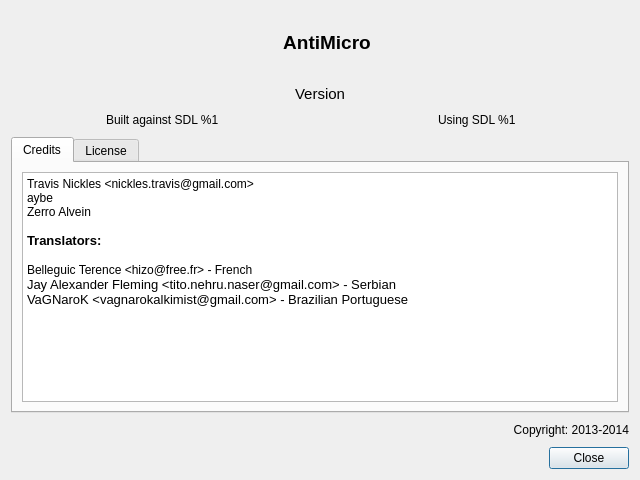
AntiMicroX/antimicrox, file src/aboutdialog.ui: the form before one commit.
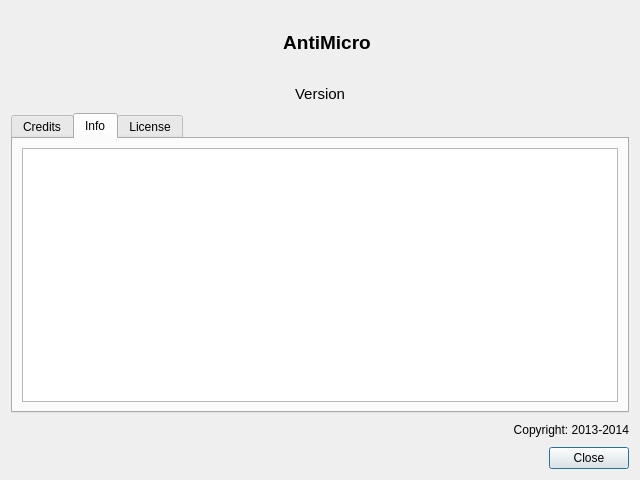
The form after the commit. The open tabs and pages were chosen to show the change. Icons and pictures are not drawn.

Commit message: Updated about dialog to credit Jeff Backus. Added extra info. Tweaked spring mouse mode.

```diff
--- a/src/aboutdialog.ui
+++ b/src/aboutdialog.ui
@@ -108,24 +108,6 @@
      </property>
     </widget>
    </item>
-   <item>
-    <layout class="QHBoxLayout" name="horizontalLayout_3">
-     <item alignment="Qt::AlignHCenter">
-      <widget class="QLabel" name="sdlCompiledVersionLabel">
-       <property name="text">
-        <string>Built against SDL %1</string>
-       </property>
-      </widget>
-     </item>
-     <item alignment="Qt::AlignHCenter">
-      <widget class="QLabel" name="sdlLinkedVersionLabel">
-       <property name="text">
-        <string>Using SDL %1</string>
-       </property>
-      </widget>
-     </item>
-    </layout>
-   </item>
    <item>
     <widget class="QTabWidget" name="tabWidget">
      <property name="currentIndex">
@@ -153,8 +135,12 @@
 p, li { white-space: pre-wrap; }
 &lt;/style&gt;&lt;/head&gt;&lt;body style=&quot; font-family:'Sans Serif'; font-size:10pt; font-weight:400; font-style:normal;&quot;&gt;
 &lt;p style=&quot; margin-top:0px; margin-bottom:0px; margin-left:0px; margin-right:0px; -qt-block-indent:0; text-indent:0px;&quot;&gt;&lt;span style=&quot; font-size:9pt;&quot;&gt;Travis Nickles &amp;lt;nickles.travis@gmail.com&amp;gt;&lt;/span&gt;&lt;/p&gt;
+&lt;p style=&quot;-qt-paragraph-type:empty; margin-top:0px; margin-bottom:0px; margin-left:0px; margin-right:0px; -qt-block-indent:0; text-indent:0px; font-size:9pt;&quot;&gt;&lt;br /&gt;&lt;/p&gt;
+&lt;p style=&quot; margin-top:0px; margin-bottom:0px; margin-left:0px; margin-right:0px; -qt-block-indent:0; text-indent:0px;&quot;&gt;&lt;span style=&quot; font-weight:600;&quot;&gt;Contributors:&lt;/span&gt;&lt;/p&gt;
+&lt;p style=&quot;-qt-paragraph-type:empty; margin-top:0px; margin-bottom:0px; margin-left:0px; margin-right:0px; -qt-block-indent:0; text-indent:0px; font-weight:600;&quot;&gt;&lt;br /&gt;&lt;/p&gt;
 &lt;p style=&quot; margin-top:0px; margin-bottom:0px; margin-left:0px; margin-right:0px; -qt-block-indent:0; text-indent:0px;&quot;&gt;&lt;span style=&quot; font-size:9pt;&quot;&gt;aybe&lt;/span&gt;&lt;/p&gt;
 &lt;p style=&quot; margin-top:0px; margin-bottom:0px; margin-left:0px; margin-right:0px; -qt-block-indent:0; text-indent:0px;&quot;&gt;&lt;span style=&quot; font-size:9pt;&quot;&gt;Zerro Alvein&lt;/span&gt;&lt;/p&gt;
+&lt;p style=&quot; margin-top:0px; margin-bottom:0px; margin-left:0px; margin-right:0px; -qt-block-indent:0; text-indent:0px;&quot;&gt;&lt;span style=&quot; font-size:9pt;&quot;&gt;Jeff Backus &amp;lt;jeff.backus@gmail.com&amp;gt;&lt;/span&gt;&lt;/p&gt;
 &lt;p style=&quot;-qt-paragraph-type:empty; margin-top:0px; margin-bottom:0px; margin-left:0px; margin-right:0px; -qt-block-indent:0; text-indent:0px; font-size:9pt;&quot;&gt;&lt;br /&gt;&lt;/p&gt;
 &lt;p style=&quot; margin-top:0px; margin-bottom:0px; margin-left:0px; margin-right:0px; -qt-block-indent:0; text-indent:0px;&quot;&gt;&lt;span style=&quot; font-weight:600;&quot;&gt;Translators:&lt;/span&gt;&lt;/p&gt;
 &lt;p style=&quot;-qt-paragraph-type:empty; margin-top:0px; margin-bottom:0px; margin-left:0px; margin-right:0px; -qt-block-indent:0; text-indent:0px; font-weight:600;&quot;&gt;&lt;br /&gt;&lt;/p&gt;
@@ -170,6 +156,16 @@
        </item>
       </layout>
      </widget>
+     <widget class="QWidget" name="Info">
+      <attribute name="title">
+       <string>Info</string>
+      </attribute>
+      <layout class="QVBoxLayout" name="verticalLayout_4">
+       <item>
+        <widget class="QTextBrowser" name="infoTextBrowser"/>
+       </item>
+      </layout>
+     </widget>
      <widget class="QWidget" name="license">
       <attribute name="title">
        <string>License</string>
```
The commit also changes 8 other files.
